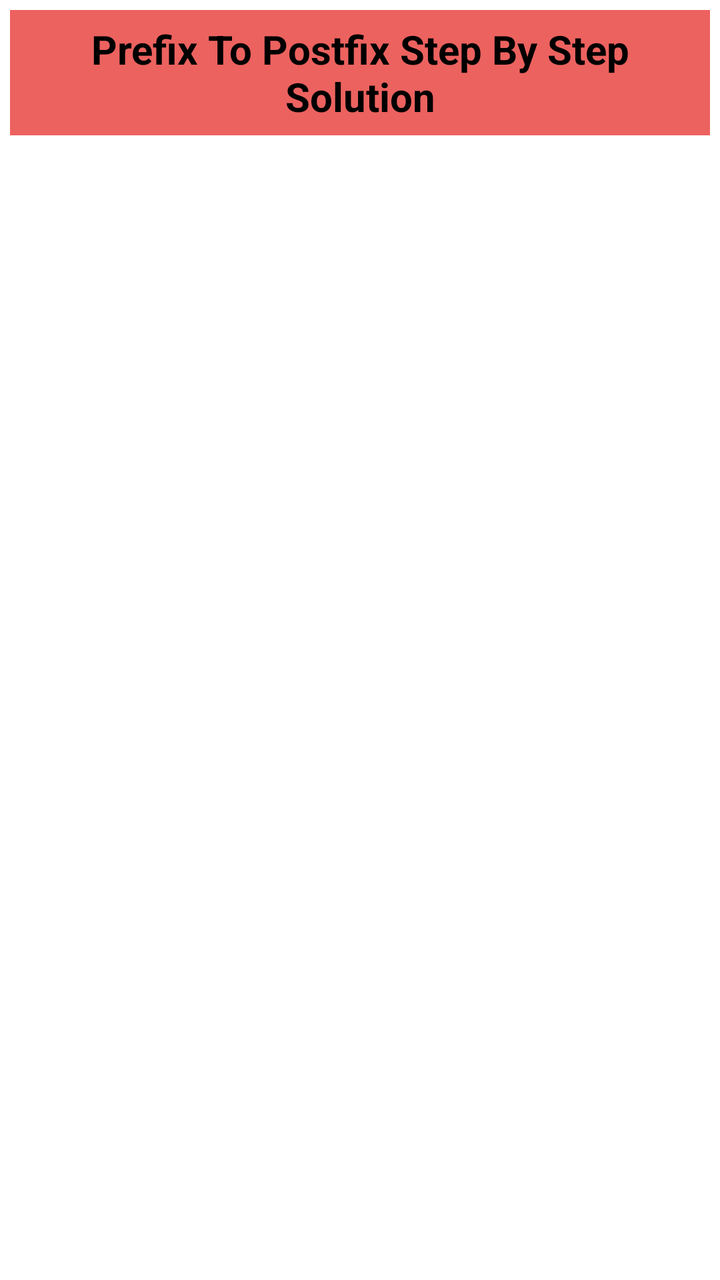
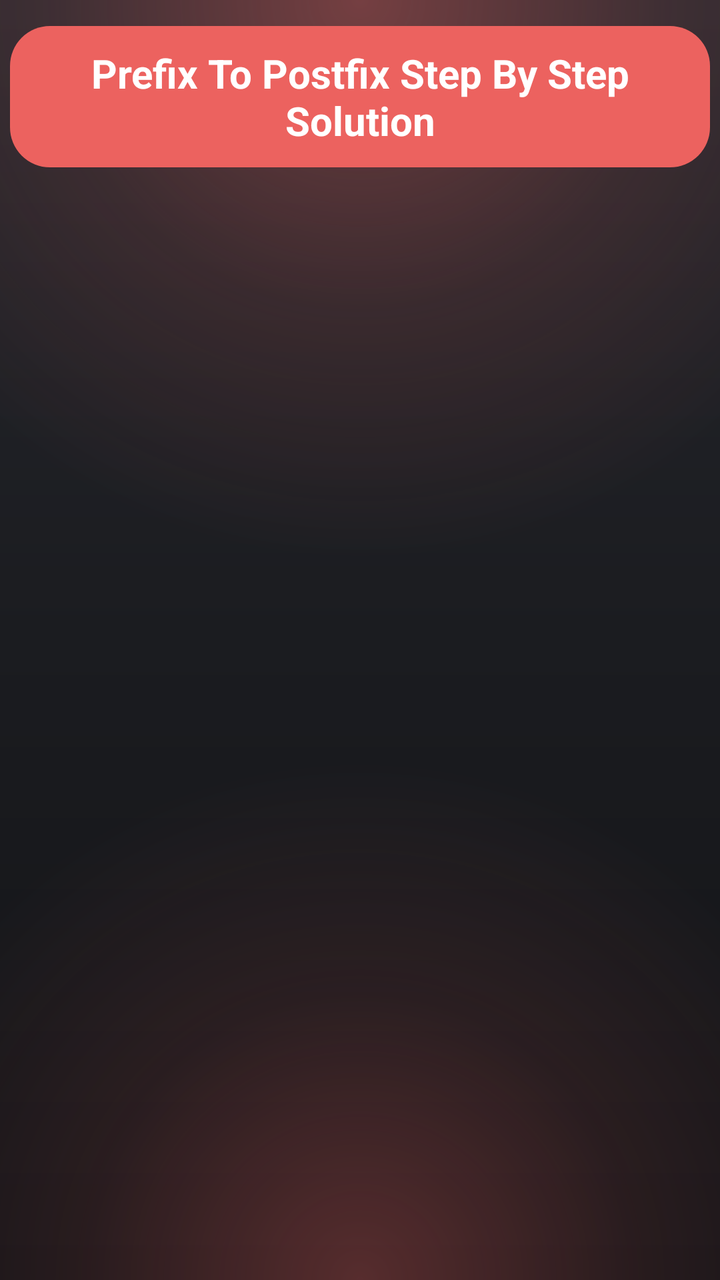

Compare the two renders of this Android layout. The source of the first and the diff that turns it into the second are given below.
<!-- AndroidManifest.xml: application theme AppTheme -->
<!-- res/layout/activity_step_by_step_solution_prefix_to_postfix.xml -->
<?xml version="1.0" encoding="utf-8"?>
<LinearLayout xmlns:android="http://schemas.android.com/apk/res/android"
    xmlns:tools="http://schemas.android.com/tools"
    android:layout_width="match_parent"
    android:layout_height="match_parent"
    android:padding="5dp"
    android:background="#FFFFFF"
    android:fitsSystemWindows="true"
    android:orientation="vertical"
    tools:context=".step_by_step_solution_prefix_to_postfix">
    <TextView
        android:layout_width="wrap_content"
        android:layout_height="wrap_content"
        android:text="@string/prefix_to_postfix_step_by_step_solution"
        android:gravity="center_horizontal"
        android:background="#EC625F"
        android:padding="6dp"
        android:textColor="#000000"
        android:textSize="20sp"
        android:textStyle="bold"
        android:layout_marginBottom="20dp"
        android:layout_gravity="center_horizontal"/>
    <TextView
        android:layout_width="wrap_content"
        android:layout_height="wrap_content"
        android:id="@+id/input"
        android:layout_gravity="center_horizontal"
        android:textStyle="bold"
        android:textColor="#000000"
        android:layout_marginBottom="20dp"
        android:textSize="25sp"/>
    <ScrollView
        android:layout_width="match_parent"
        android:layout_height="match_parent">
        <LinearLayout
            android:layout_width="match_parent"
            android:layout_height="wrap_content"
            android:orientation="vertical">
            <TextView
                android:layout_width="wrap_content"
                android:layout_height="wrap_content"
                android:layout_gravity="center_horizontal"
                android:textStyle="bold"
                android:textSize="25sp"
                android:layout_marginBottom="20dp"
                android:id="@+id/solution"/>
            <TextView
                android:layout_width="wrap_content"
                android:id="@+id/postfix_output_final"
                android:layout_height="wrap_content"
                android:textColor="#000000"
                android:layout_gravity="center_horizontal"
                android:textSize="25sp"
                android:textStyle="bold"/>
        </LinearLayout>
    </ScrollView>
</LinearLayout>
<!-- resources referenced by this layout -->
<resources>
  <string name="prefix_to_postfix_step_by_step_solution">Prefix To Postfix Step By Step Solution</string>
  <style name="AppTheme" parent="Theme.AppCompat.Light.NoActionBar">
          <item name="colorPrimary">@color/colorPrimary</item>
          <item name="colorPrimaryDark">#EC625F</item>
          <item name="colorAccent">@color/colorAccent</item>
      </style>
  <color name="colorPrimary">#6200EE</color>
  <color name="colorAccent">#03DAC5</color>
</resources>

<!-- the commit's change to res/layout/activity_step_by_step_solution_prefix_to_postfix.xml (unified diff, before → after) -->
@@ -1,21 +1,23 @@
 <?xml version="1.0" encoding="utf-8"?>
 <LinearLayout xmlns:android="http://schemas.android.com/apk/res/android"
     xmlns:tools="http://schemas.android.com/tools"
+    android:id="@+id/sbss_layout"
     android:layout_width="match_parent"
     android:layout_height="match_parent"
     android:padding="5dp"
-    android:background="#FFFFFF"
+    android:background="@drawable/background_2"
     android:fitsSystemWindows="true"
     android:orientation="vertical"
     tools:context=".step_by_step_solution_prefix_to_postfix">
     <TextView
-        android:layout_width="wrap_content"
+        android:layout_width="match_parent"
         android:layout_height="wrap_content"
+        android:layout_marginTop="8dp"
         android:text="@string/prefix_to_postfix_step_by_step_solution"
         android:gravity="center_horizontal"
-        android:background="#EC625F"
-        android:padding="6dp"
-        android:textColor="#000000"
+        android:background="@drawable/button_2"
+        android:padding="10dp"
+        android:textColor="#FFFFFF"
         android:textSize="20sp"
         android:textStyle="bold"
         android:layout_marginBottom="20dp"
@@ -26,12 +28,15 @@
         android:id="@+id/input"
         android:layout_gravity="center_horizontal"
         android:textStyle="bold"
-        android:textColor="#000000"
+        android:textColor="#FFFFFF"
+        android:textIsSelectable="true"
         android:layout_marginBottom="20dp"
         android:textSize="25sp"/>
     <ScrollView
         android:layout_width="match_parent"
-        android:layout_height="match_parent">
+        android:layout_height="0dp"
+        android:layout_weight="1"
+        android:fillViewport="true">
         <LinearLayout
             android:layout_width="match_parent"
             android:layout_height="wrap_content"
@@ -41,14 +46,18 @@
                 android:layout_height="wrap_content"
                 android:layout_gravity="center_horizontal"
                 android:textStyle="bold"
-                android:textSize="25sp"
+                android:textColor="#FFFFFF"
+                android:textIsSelectable="true"
+                android:textSize="22sp"
                 android:layout_marginBottom="20dp"
                 android:id="@+id/solution"/>
             <TextView
                 android:layout_width="wrap_content"
                 android:id="@+id/postfix_output_final"
                 android:layout_height="wrap_content"
-                android:textColor="#000000"
+                android:textColor="#FFFFFF"
+                android:textIsSelectable="true"
+                android:layout_marginBottom="20dp"
                 android:layout_gravity="center_horizontal"
                 android:textSize="25sp"
                 android:textStyle="bold"/>
<!-- resource entries referenced after the edit -->
@@ -1,12 +1,73 @@
 <!-- resources referenced by this layout -->
 <resources>
+  <!-- drawable background_2 (drawable) -->
+  <?xml version="1.0" encoding="utf-8"?>
+  <vector xmlns:android="http://schemas.android.com/apk/res/android"
+      xmlns:aapt="http://schemas.android.com/aapt"
+      android:width="360dp"
+      android:height="640dp"
+      android:viewportWidth="360"
+      android:viewportHeight="640">
+  
+      
+      <path android:pathData="M0,0h360v640h-360z">
+          <aapt:attr name="android:fillColor">
+              <gradient
+                  android:startX="180"
+                  android:startY="0"
+                  android:endX="180"
+                  android:endY="640"
+                  android:type="linear">
+                  <item android:color="#25272D" android:offset="0.0" />
+                  <item android:color="#1B1C20" android:offset="0.5" />
+                  <item android:color="#121316" android:offset="1.0" />
+              </gradient>
+          </aapt:attr>
+      </path>
+  
+      
+      <path android:pathData="M0,0h360v360h-360z">
+          <aapt:attr name="android:fillColor">
+              <gradient
+                  android:centerX="180"
+                  android:centerY="0"
+                  android:gradientRadius="280"
+                  android:type="radial">
+                  <item android:color="#66EC625F" android:offset="0.0" />
+                  <item android:color="#20EC625F" android:offset="0.55" />
+                  <item android:color="#00EC625F" android:offset="1.0" />
+              </gradient>
+          </aapt:attr>
+      </path>
+  
+      
+      <path android:pathData="M0,320h360v320h-360z">
+          <aapt:attr name="android:fillColor">
+              <gradient
+                  android:centerX="180"
+                  android:centerY="640"
+                  android:gradientRadius="260"
+                  android:type="radial">
+                  <item android:color="#50EC625F" android:offset="0.0" />
+                  <item android:color="#18EC625F" android:offset="0.55" />
+                  <item android:color="#00EC625F" android:offset="1.0" />
+              </gradient>
+          </aapt:attr>
+      </path>
+  </vector>
+  <!-- drawable button_2 (drawable) -->
+  <?xml version="1.0" encoding="utf-8"?>
+  <shape xmlns:android="http://schemas.android.com/apk/res/android" android:shape="rectangle">
+      <solid android:color="#ec625f"/>
+      <corners android:radius="20dp"/>
+  </shape>
   <string name="prefix_to_postfix_step_by_step_solution">Prefix To Postfix Step By Step Solution</string>
   <style name="AppTheme" parent="Theme.AppCompat.Light.NoActionBar">
           <item name="colorPrimary">@color/colorPrimary</item>
           <item name="colorPrimaryDark">#EC625F</item>
           <item name="colorAccent">@color/colorAccent</item>
       </style>
-  <color name="colorPrimary">#6200EE</color>
-  <color name="colorAccent">#03DAC5</color>
+  <color name="colorPrimary">#25272D</color>
+  <color name="colorAccent">#EC625F</color>
 </resources>
 
